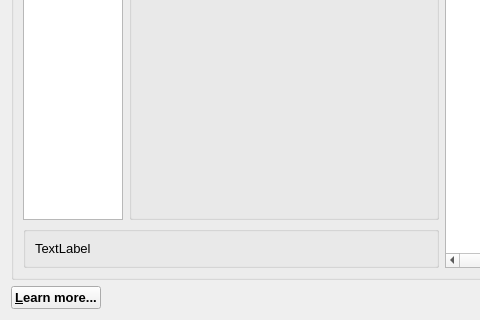
This is gems3/vizor4/dlg4/InputSystemDialog4.ui in gemshub/GEMSGUI as Qt 5 draws it before an edit; both pictures show x 0 to 480 and y 153 to 473 of the 748 by 473 pixel window. The edited form follows.
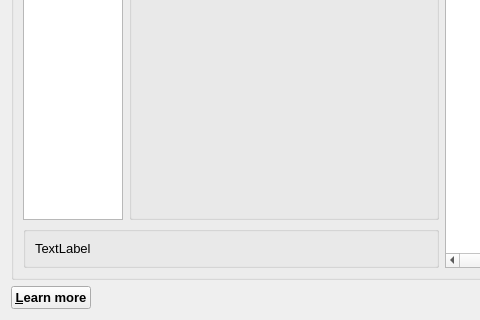
This is the edited form.

```diff
--- a/gems3/vizor4/dlg4/InputSystemDialog4.ui
+++ b/gems3/vizor4/dlg4/InputSystemDialog4.ui
@@ -227,7 +227,7 @@
         </font>
        </property>
        <property name="text">
-        <string>&amp;Learn more...</string>
+        <string>&amp;Learn more</string>
        </property>
        <property name="shortcut">
         <string>F1</string>
```
